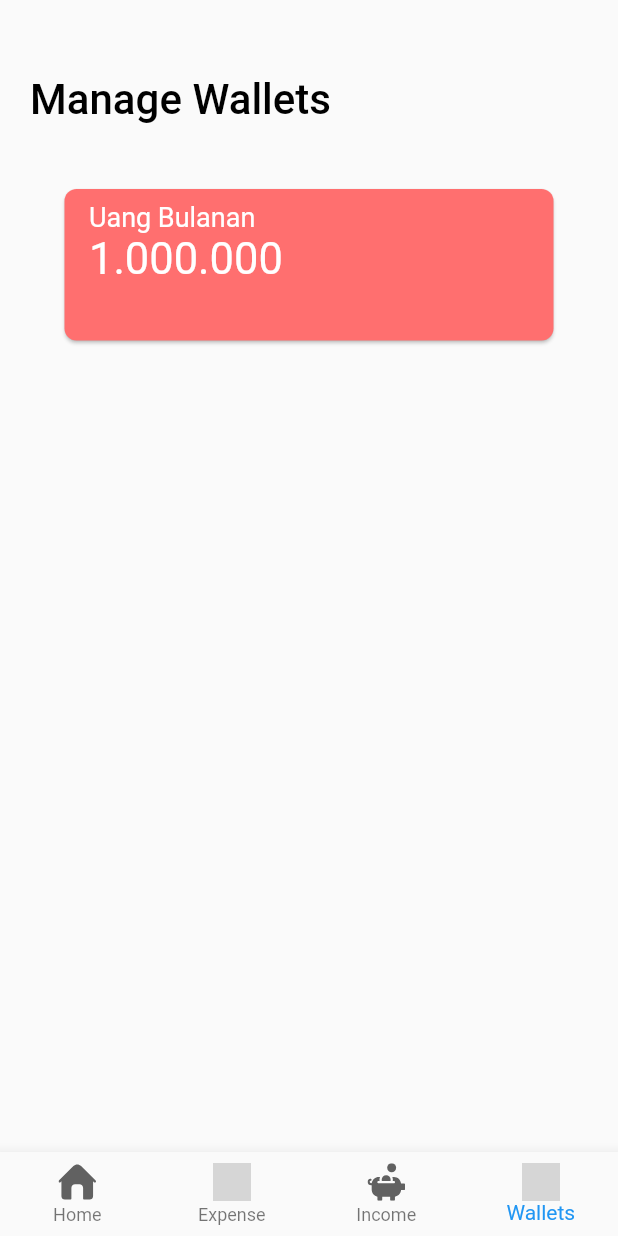
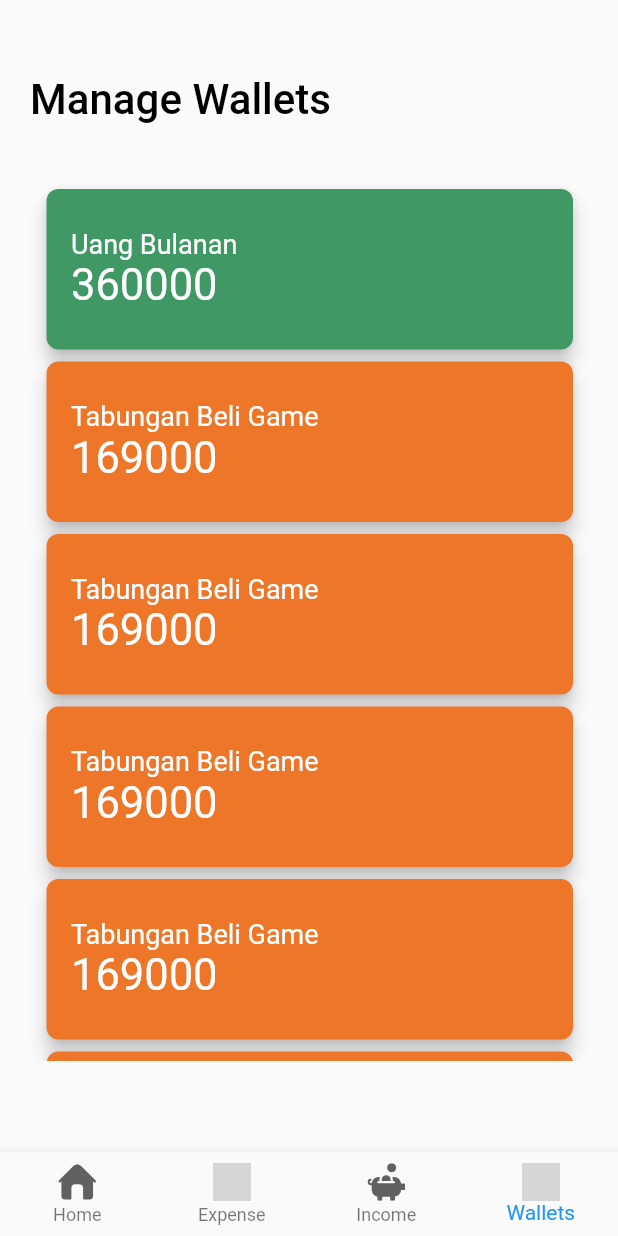
Before and after one commit to ridhoperdana/edompet, a Flutter app: the screen it shows after launch, item 4 of the bottom bar chosen, on a phone screen of 412 x 824 dp. Run offline on Flutter 3.47's test engine with Material 2 defaults, Android fonts, the light colour scheme and no system bars; our stand-ins replace flutter_datetime_picker, flutter_svg; grey boxes are pictures that could not be loaded.

Commit message:
feat: add list view for manage wallets

```diff
--- a/lib/add_income/add_income.dart
+++ b/lib/add_income/add_income.dart
@@ -92,6 +92,7 @@ class AddIncomeState extends State<AddIncome>
               height: 121,
               margin: EdgeInsets.fromLTRB(0, 0, 0, 27),
               child: Card(
+                elevation: 5,
                 color: Color.fromRGBO(64, 152, 100, 1),
                 shape: RoundedRectangleBorder(
                   borderRadius: BorderRadius.circular(8),
--- a/lib/add_wallet/add_wallet.dart
+++ b/lib/add_wallet/add_wallet.dart
@@ -22,10 +22,7 @@ class AddWalletState extends State<AddWallet>
       position: animation,
       child: Padding(
         padding: EdgeInsets.fromLTRB(0, 50, 0, 20),
-        child: Center(
-          child: Center(
         child: Column(
-            crossAxisAlignment: CrossAxisAlignment.center,
           children: <Widget>[
             Container(
               child: Text(
@@ -40,34 +37,12 @@ class AddWalletState extends State<AddWallet>
               alignment: Alignment.topLeft,
             ),
             Container(
-                  width: 334,
-                  height: 109,
-                  child: Card(
-                    color: Color.fromRGBO(255, 111, 111, 1),
-                    shape: RoundedRectangleBorder(
-                      borderRadius: BorderRadius.circular(8),
-                    ),
-                    child: Padding(
-                      padding: EdgeInsets.fromLTRB(16.3, 8.5, 16.3, 8.1),
-                      child: Column(
-                        crossAxisAlignment: CrossAxisAlignment.start,
-                        children: <Widget>[
-                          Text('Uang Bulanan',
-                              style: TextStyle(
-                                fontSize: 18,
-                                color: Colors.white,
-                              )),
-                          Text('1.000.000',
-                              style: TextStyle(
-                                fontSize: 29,
-                                color: Colors.white,
-                              )),
+              child: ListViewTransactions(),
+              width: 400,
+              height: 585,
+              padding: EdgeInsets.all(0),
+            )
           ],
-                      ),
-                    ),
-                  )),
-            ],
-          )),
         ),
       ),
     );
@@ -86,3 +61,75 @@ class AddWallet extends StatefulWidget {
   @override
   AddWalletState createState() => AddWalletState();
 }
+
+class HexColor extends Color {
+  static int _getColorFromHex(String hexColor) {
+    hexColor = hexColor.toUpperCase().replaceAll("#", "");
+    if (hexColor.length == 6) {
+      hexColor = "FF" + hexColor;
+    }
+    return int.parse(hexColor, radix: 16);
+  }
+
+  HexColor(final String hexColor) : super(_getColorFromHex(hexColor));
+}
+
+class ListViewTransactionsState extends State<ListViewTransactions> {
+  @override
+  Widget build(BuildContext context) {
+    final walletsData = [
+      {"name": "Uang Bulanan", "value": 360000, "color": "#409864"},
+      {"name": "Tabungan Beli Game", "value": 169000, "color": "#ED7628"},
+      {"name": "Tabungan Beli Game", "value": 169000, "color": "#ED7628"},
+      {"name": "Tabungan Beli Game", "value": 169000, "color": "#ED7628"},
+      {"name": "Tabungan Beli Game", "value": 169000, "color": "#ED7628"},
+      {"name": "Tabungan Beli Game", "value": 169000, "color": "#ED7628"},
+      {"name": "Tabungan Beli Game", "value": 169000, "color": "#ED7628"},
+      {"name": "Tabungan Beli Game", "value": 169000, "color": "#ED7628"},
+      {"name": "Tabungan Beli Game", "value": 169000, "color": "#ED7628"},
+      {"name": "Tabungan Beli Game", "value": 169000, "color": "#ED7628"},
+      {"name": "Tabungan Beli Game", "value": 169000, "color": "#ED7628"},
+      {"name": "Tabungan Beli Game", "value": 169000, "color": "#ED7628"},
+    ];
+
+    return ListView.builder(
+      itemCount: walletsData.length,
+      scrollDirection: Axis.vertical,
+      padding: EdgeInsets.fromLTRB(21, 0, 20, 0),
+      itemBuilder: (context, index) {
+        return Container(
+          child: Card(
+            elevation: 5,
+            color: HexColor(walletsData[index]["color"]),
+            shape: RoundedRectangleBorder(
+              borderRadius: BorderRadius.circular(8),
+            ),
+            child: Padding(
+              padding: EdgeInsets.fromLTRB(16.3, 26, 16.3, 26),
+              child: Column(
+                crossAxisAlignment: CrossAxisAlignment.start,
+                children: <Widget>[
+                  Text(walletsData[index]["name"],
+                      style: TextStyle(
+                        fontSize: 18,
+                        color: Colors.white,
+                      )),
+                  Text(walletsData[index]["value"].toString(),
+                      style: TextStyle(
+                        fontSize: 29,
+                        color: Colors.white,
+                      )),
+                ],
+              ),
+            ),
+          ),
+        );
+      },
+    );
+  }
+}
+
+class ListViewTransactions extends StatefulWidget {
+  @override
+  ListViewTransactionsState createState() => ListViewTransactionsState();
+}
--- a/lib/dashboard/dashboard.dart
+++ b/lib/dashboard/dashboard.dart
@@ -9,8 +9,7 @@ class Dashboard extends StatefulWidget {
   }
 }
 
-class _DashboardState extends State<Dashboard>
-    with SingleTickerProviderStateMixin {
+class _DashboardState extends State<Dashboard> {
   final Widget bodySection = Column(
     children: <Widget>[
       Row(children: <Widget>[
@@ -100,24 +99,9 @@ class _DashboardState extends State<Dashboard>
     ],
   );
 
-  Animation<Offset> animation;
-  AnimationController controller;
-
-  @override
-  void initState() {
-    super.initState();
-    controller =
-        AnimationController(duration: Duration(milliseconds: 300), vsync: this);
-    animation = Tween<Offset>(begin: Offset(-1, 0.0), end: Offset.zero)
-        .animate(controller);
-    controller.forward();
-  }
-
   @override
   Widget build(BuildContext context) {
-    return SlideTransition(
-        child: Scaffold(body: SingleChildScrollView(child: bodySection)),
-        position: animation);
+    return SingleChildScrollView(child: bodySection);
   }
 }
 
@@ -241,6 +225,7 @@ class ListViewHomeState extends State<ListViewHome> {
       itemBuilder: (context, index) {
         return Container(
           alignment: Alignment.topLeft,
+          color: Colors.amber,
           child: Column(
             children: <Widget>[
               Container(
```
Lines whose indentation alone changed are shown as unchanged.
